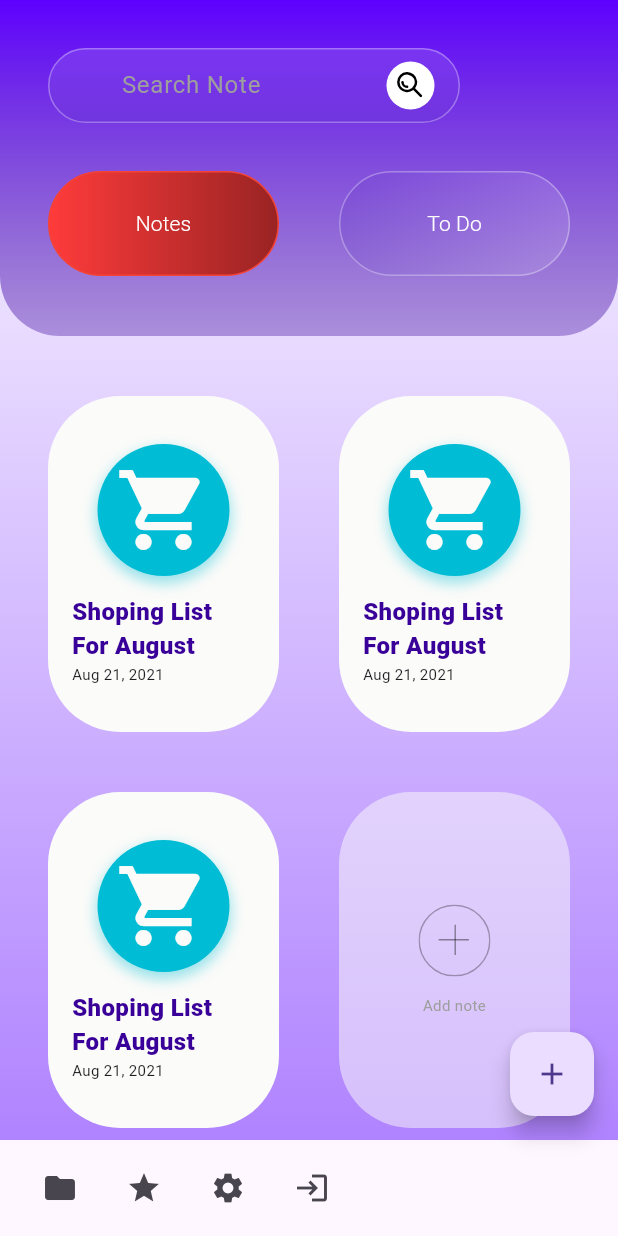
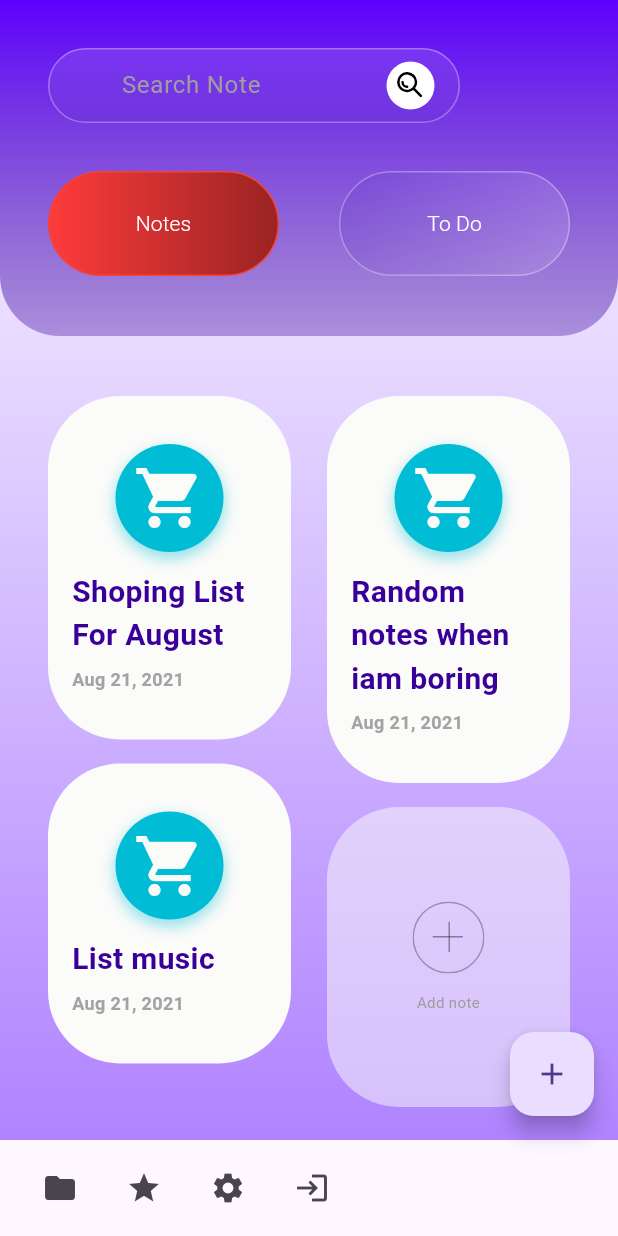
Before and after one commit to Quikler/quik-note, a Flutter app: the screen it shows after launch, on a phone screen of 412 x 824 dp. Run offline on Flutter 3.47's test engine with Material 3 defaults, Android fonts, the phone set to English and light mode, and no system bars; our stand-ins replace flutter_svg, sqflite, sqflite_common_ffi; accounts and stored records are empty.

Commit message:
feat: Add props from NoteWidget to NoteCard and apply them in main.dart

```diff
--- a/lib/main.dart
+++ b/lib/main.dart
@@ -1,4 +1,5 @@
 import 'package:flutter/material.dart';
+import 'package:flutter_staggered_grid_view/flutter_staggered_grid_view.dart';
 import 'package:quik_note/widgets/app_bar.dart';
 
 import 'data/db.dart';
@@ -47,10 +48,31 @@ class _MyHomePageState extends State<MyHomePage>
     with SingleTickerProviderStateMixin {
   List<Note> notes = [];
 
+  List<IntrinsicHeight> widgetNotes = [];
+
   void _loadNotes() async {
-    final notes = await getNotes();
+    //final notes = await getNotes();
     setState(() {
-      this.notes = notes;
+      notes = [
+        Note(1, "Shoping List For August", "test", DateTime.now()),
+        Note(2, "Random notes when iam boring", "test2", DateTime.now()),
+        Note(3, "List music", "test3", DateTime.now()),
+      ];
+
+      widgetNotes = notes.map((n) {
+        return IntrinsicHeight(
+          child: NoteCard(
+            id: n.id,
+            title: n.title,
+            content: n.content,
+            creationTime: n.creationTime,
+            onNoteDelete: (n) {},
+          ),
+        );
+      }).toList();
+
+      widgetNotes.add(IntrinsicHeight(child: AddNoteCard()));
+      //this.notes = notes;
     });
   }
 
@@ -73,7 +95,6 @@ class _MyHomePageState extends State<MyHomePage>
   @override
   Widget build(BuildContext context) {
     return Scaffold(
-      //backgroundColor: Colors.red,
       bottomNavigationBar: IntrinsicHeight(
         child: Container(
           padding: EdgeInsets.symmetric(vertical: 8, horizontal: 16),
@@ -113,40 +134,11 @@ class _MyHomePageState extends State<MyHomePage>
                   left: 32,
                   right: 32,
                 ),
-                child: Column(
-                  children: <Widget>[
-                    ListView(
-                      shrinkWrap: true,
-                      children: [
-                        Padding(
-                          padding: EdgeInsets.only(bottom: 40),
-                          child: IntrinsicHeight(
-                            child: Row(
-                              crossAxisAlignment: CrossAxisAlignment.stretch,
-                              mainAxisAlignment: MainAxisAlignment.spaceBetween,
-                              spacing: 40,
-                              children: [
-                                Expanded(child: NoteCard()),
-                                Expanded(child: NoteCard()),
-                              ],
-                            ),
-                          ),
-                        ),
-                        IntrinsicHeight(
-                          child: Row(
-                            crossAxisAlignment: CrossAxisAlignment.stretch,
-                            mainAxisAlignment: MainAxisAlignment.spaceBetween,
-                            spacing: 40,
-                            children: [
-                              Expanded(child: NoteCard()),
-                              Expanded(child: AddNoteCard()),
-                            ],
-                          ),
-                        ),
-                      ],
-                    ),
-                    //CreateNoteForm(),
-                  ],
+                child: StaggeredGrid.count(
+                  crossAxisCount: 2,
+                  mainAxisSpacing: 16,
+                  crossAxisSpacing: 24, // add some space
+                  children: widgetNotes,
                 ),
               ),
             ),
--- a/lib/widgets/note_card.dart
+++ b/lib/widgets/note_card.dart
@@ -1,10 +1,25 @@
 import 'package:flutter/material.dart';
 
 class NoteCard extends StatefulWidget {
-  const NoteCard({super.key});
+  const NoteCard({
+    super.key,
+    required this.id,
+    required this.title,
+    required this.content,
+    required this.creationTime,
+    required this.onNoteDelete,
+  });
+
+  final int? id;
+  final String title;
+  final String? content;
+  final DateTime creationTime;
+  final Function(int? id) onNoteDelete;
 
   @override
-  State<StatefulWidget> createState() => _NoteCardState();
+  State<StatefulWidget> createState() {
+    return _NoteCardState();
+  }
 }
 
 class _NoteCardState extends State<NoteCard> {
@@ -39,22 +54,30 @@ class _NoteCardState extends State<NoteCard> {
               child: Icon(
                 Icons.shopping_cart,
                 color: Color(0xFFFBFBF9),
-                size: 64,
+                size: 48,
               ),
             ),
           ),
           Column(
+            spacing: 6,
             crossAxisAlignment: CrossAxisAlignment.stretch,
             children: [
               Text(
-                "Shoping List For August",
+                widget.title,
                 style: TextStyle(
-                  fontSize: 16,
+                  fontSize: 20,
                   color: Color(0xFF380099),
-                  fontWeight: FontWeight.w800,
+                  fontWeight: FontWeight.w600,
                 ),
               ),
-              Text("Aug 21, 2021", style: TextStyle(fontSize: 10)),
+              Text(
+                "Aug 21, 2021",
+                style: TextStyle(
+                  fontSize: 12,
+                  fontWeight: FontWeight.w600,
+                  color: Color(0xFFA3A3A3),
+                ),
+              ),
             ],
           ),
         ],
```
Also changed, not shown: lib/widgets/note.dart (deleted, +0 -85 lines).
